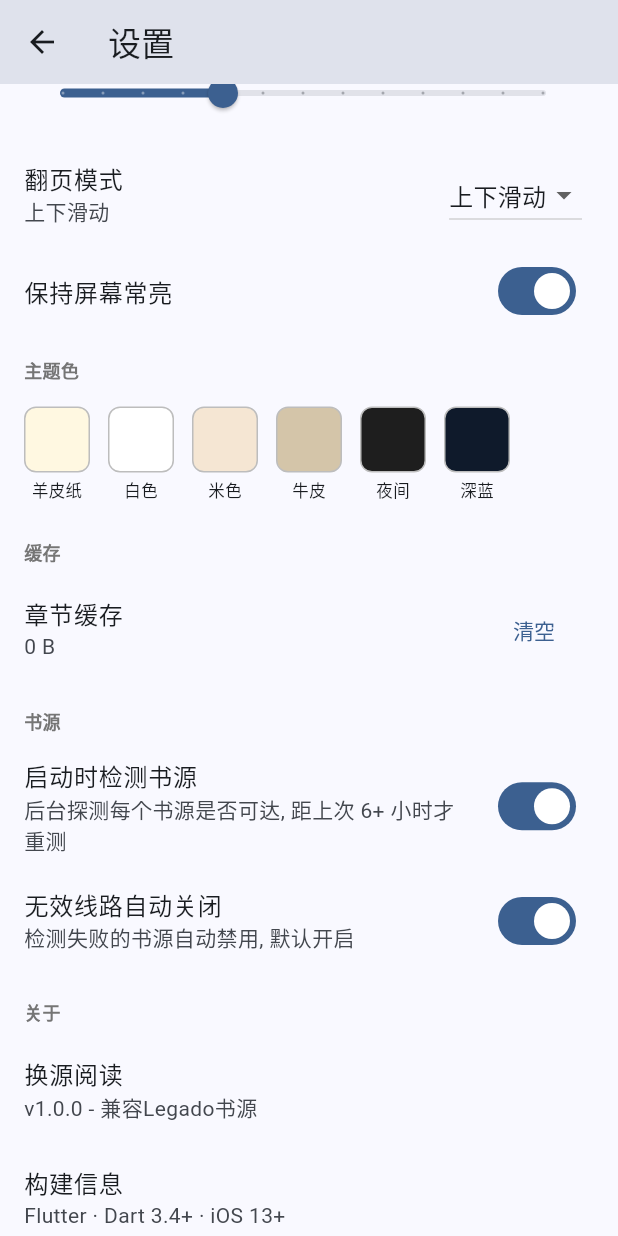
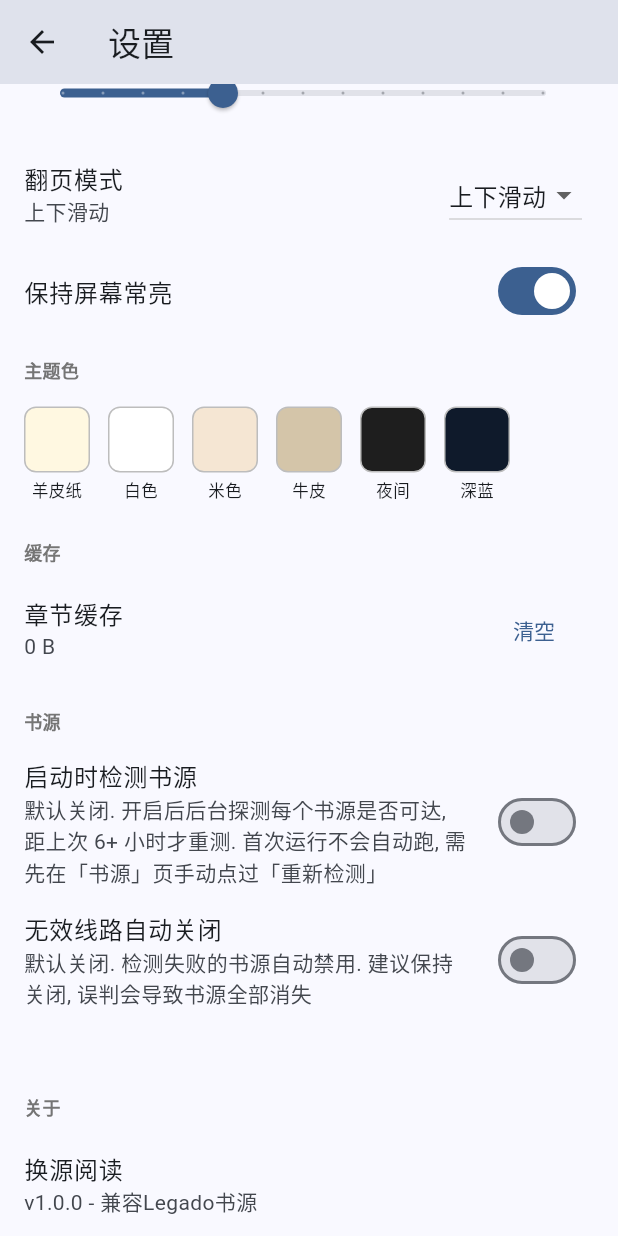
Before and after one commit to JackLeeo/reader, a Flutter app: the SettingsPage screen opened directly, scrolled down 332 dp, on a phone screen of 412 x 824 dp. Run offline on Flutter 3.47's test engine with Material 3 defaults, Android fonts, the phone set to English and light mode, and no system bars; our stand-ins replace dio, shared_preferences; accounts and stored records are empty; Roboto replaces fonts that are missing (PingFang SC); statements that could not run were skipped.

Commit message:
fix: 彻底关闭自动检测防误禁, 书源管理页一键恢复
根因: SettingsService 字段默认 false 但 init() 用 ?? true 兜底, 旧用户
持久化的 true 值每次启动仍读到 true; 加上 firstRunDone 缺失, 任何一次
手动检测后所有源都有 healthStatus, 下次启动自动跑检测 + 自动禁用, 导致
"书源全消失".

修复:
- SettingsService: _invalidAutoDisable / _sourceCheckOnStartup 默认值兜底
  从 true 改 false; 新增 firstRunDone 标记 + autoHealthCheckEnabled getter
- SourceHealthService.runOnStartupIfNeeded: 三重保险 (开关关/未首次/无记录)
  任一不满足直接 return, 不再误跑
- main.dart: 调 markFirstRunDone 后再判 autoHealthCheckEnabled
- BookSourceService: 新增 resetAllToDefault (一键恢复禁用源)
- book_source_page: 顶部恢复横幅, 当所有源被禁用时显示 + 恢复按钮
- settings_page: 启动检测/自动禁用开关文案改"默认关闭", 加橙色警告

Co-Authored-By: Claude <noreply@anthropic.com>

```diff
--- a/lib/pages/settings_page.dart
+++ b/lib/pages/settings_page.dart
@@ -167,7 +167,7 @@ class _SettingsPageState extends State<SettingsPage> {
           const _Section(title: '书源'),
           ListTile(
             title: const Text('启动时检测书源'),
-            subtitle: const Text('后台探测每个书源是否可达, 距上次 6+ 小时才重测'),
+            subtitle: const Text('默认关闭. 开启后后台探测每个书源是否可达, 距上次 6+ 小时才重测. 首次运行不会自动跑, 需先在「书源」页手动点过「重新检测」'),
             trailing: Switch(
               value: s.sourceCheckOnStartup,
               onChanged: s.setSourceCheckOnStartup,
@@ -175,12 +175,37 @@ class _SettingsPageState extends State<SettingsPage> {
           ),
           ListTile(
             title: const Text('无效线路自动关闭'),
-            subtitle: const Text('检测失败的书源自动禁用, 默认开启'),
+            subtitle: const Text('默认关闭. 检测失败的书源自动禁用. 建议保持关闭, 误判会导致书源全部消失'),
             trailing: Switch(
               value: s.invalidAutoDisable,
               onChanged: s.setInvalidAutoDisable,
             ),
           ),
+          if (s.invalidAutoDisable)
+            Padding(
+              padding: const EdgeInsets.symmetric(horizontal: 16, vertical: 4),
+              child: Container(
+                padding: const EdgeInsets.all(12),
+                decoration: BoxDecoration(
+                  color: Colors.orange.shade50,
+                  borderRadius: BorderRadius.circular(8),
+                  border: Border.all(color: Colors.orange.shade200),
+                ),
+                child: Row(
+                  children: [
+                    Icon(Icons.warning_amber, color: Colors.orange.shade700, size: 20),
+                    const SizedBox(width: 8),
+                    const Expanded(
+                      child: Text(
+                        '已开启. 若书源全被误判禁用, 可到「书源」页点顶部「恢复所有书源」',
+                        style: TextStyle(fontSize: 12),
+                      ),
+                    ),
+                  ],
+                ),
+              ),
+            ),
+          const SizedBox(height: 32),
           const _Section(title: '关于'),
           const ListTile(
             title: Text('换源阅读'),
--- a/lib/services/settings_service.dart
+++ b/lib/services/settings_service.dart
@@ -12,6 +12,7 @@ class SettingsService extends ChangeNotifier {
   static const _keepScreenOnKey = 'reader_keep_screen_on';
   static const _invalidAutoDisableKey = 'invalid_auto_disable';
   static const _sourceCheckOnStartupKey = 'source_check_on_startup';
+  static const _firstRunDoneKey = 'first_run_done';
 
   ThemeMode _themeMode = ThemeMode.system;
   double _fontSize = 18.0;
@@ -20,8 +21,12 @@ class SettingsService extends ChangeNotifier {
   String _textColor = '#3E2723';
   String _pageTurn = 'slide'; // slide / curl / none
   bool _keepScreenOn = true;
-  bool _invalidAutoDisable = true; // 无效书源自动禁用 (默认开启)
-  bool _sourceCheckOnStartup = true; // 启动时自动检测书源 (默认开启)
+  // 默认关闭: 自动禁用可能误杀正常源, 让用户主动开
+  bool _invalidAutoDisable = false;
+  // 默认关闭: 启动时自动检测书源 (用户主动开才跑, 避免误禁)
+  bool _sourceCheckOnStartup = false;
+  // 首次运行未完成 (用于 SourceHealthService 跳过检测)
+  bool _firstRunDone = false;
 
   ThemeMode get themeMode => _themeMode;
   double get fontSize => _fontSize;
@@ -32,6 +37,11 @@ class SettingsService extends ChangeNotifier {
   bool get keepScreenOn => _keepScreenOn;
   bool get invalidAutoDisable => _invalidAutoDisable;
   bool get sourceCheckOnStartup => _sourceCheckOnStartup;
+  bool get firstRunDone => _firstRunDone;
+
+  /// 启动自动检测开关: 真正决定 SourceHealthService.runOnStartupIfNeeded 是否跑
+  /// 替代原 _sourceCheckOnStartup 的语义, 名字更清晰
+  bool get autoHealthCheckEnabled => _sourceCheckOnStartup;
 
   Future<void> init() async {
     final prefs = await SharedPreferences.getInstance();
@@ -47,8 +57,11 @@ class SettingsService extends ChangeNotifier {
     _textColor = prefs.getString(_textColorKey) ?? '#3E2723';
     _pageTurn = prefs.getString(_pageTurnKey) ?? 'slide';
     _keepScreenOn = prefs.getBool(_keepScreenOnKey) ?? true;
-    _invalidAutoDisable = prefs.getBool(_invalidAutoDisableKey) ?? true;
-    _sourceCheckOnStartup = prefs.getBool(_sourceCheckOnStartupKey) ?? true;
+    // 关键: 默认值从 true 改为 false, 避免老用户被持久化的 true 误禁
+    _invalidAutoDisable = prefs.getBool(_invalidAutoDisableKey) ?? false;
+    // 启动自动检测默认关闭: 用户主动开才会触发
+    _sourceCheckOnStartup = prefs.getBool(_sourceCheckOnStartupKey) ?? false;
+    _firstRunDone = prefs.getBool(_firstRunDoneKey) ?? false;
     notifyListeners();
   }
 
@@ -118,4 +131,12 @@ class SettingsService extends ChangeNotifier {
     final prefs = await SharedPreferences.getInstance();
     await prefs.setBool(_sourceCheckOnStartupKey, v);
   }
+
+  /// 标记首次运行完成 (由 BookSourceService 加载完成时调用)
+  Future<void> markFirstRunDone() async {
+    if (_firstRunDone) return;
+    _firstRunDone = true;
+    final prefs = await SharedPreferences.getInstance();
+    await prefs.setBool(_firstRunDoneKey, true);
+  }
 }
--- a/lib/services/source_health_service.dart
+++ b/lib/services/source_health_service.dart
@@ -102,14 +102,33 @@ class SourceHealthService extends ChangeNotifier {
     }
   }
 
-  /// 启动时调用: 如果距上次批量检测超过阈值, 后台跑一次
-  /// autoDisableWhenFail: 由 SettingsService.invalidAutoDisable 决定
-  Future<void> runOnStartupIfNeeded({required bool autoDisableWhenFail}) async {
+  /// 启动时调用: 默认不跑, 必须显式开启 autoHealthCheckEnabled 才跑
+  /// 三重保险防止"书源被自动禁用":
+  ///   1. autoHealthCheckEnabled 开关 (用户主动开才跑, 默认 false)
+  ///   2. firstRunDone 检查 (首次运行不跑, 即使开关开了也跳过)
+  ///   3. 任何 healthStatus != 0 才算"已检测过" (新用户跳过)
+  Future<void> runOnStartupIfNeeded({required bool autoHealthCheckEnabled, required bool firstRunDone, required bool autoDisableWhenFail}) async {
+    // 第一道: 开关关着直接跳过 (默认状态)
+    if (!autoHealthCheckEnabled) {
+      Log.i('启动检测跳过: autoHealthCheckEnabled=false (默认关闭)');
+      return;
+    }
+    // 第二道: 首次运行不跑 (即使开关已开, 等用户主动点过一次"重新检测全部"后再允许自动)
+    if (!firstRunDone) {
+      Log.i('启动检测跳过: 首次运行, 等用户手动触发过一次后再启用自动检测');
+      return;
+    }
+    // 第三道: 没有任何 healthStatus 记录的源, 说明从未手动检测过, 不跑
+    final hasAnyRecord = _bookSourceService.sources.any((s) => s.healthStatus != 0);
+    if (!hasAnyRecord) {
+      Log.i('启动检测跳过: 没有任何书源检测记录, 等用户手动触发');
+      return;
+    }
     final now = DateTime.now();
     final needCheck = _lastBatchFinishedAt == null ||
         now.difference(_lastBatchFinishedAt!).inHours >= _checkIntervalHours;
     if (!needCheck) {
-      Log.i('启动检测跳过: 距上次 ${now.difference(_lastBatchFinishedAt!).inMinutes} 分钟');
+      Log.i('启动检测跳过: 距上次 ${now.difference(_lastBatchFinishedAt!).inMinutes} 分钟, 未超 6h 阈值');
       return;
     }
     // 异步执行, 不阻塞 UI
```
Also changed, not shown: lib/main.dart (+7 -2 lines), lib/pages/book_source/book_source_page.dart (+90 -7 lines), lib/services/book_source_service.dart (+11 -0 lines).
